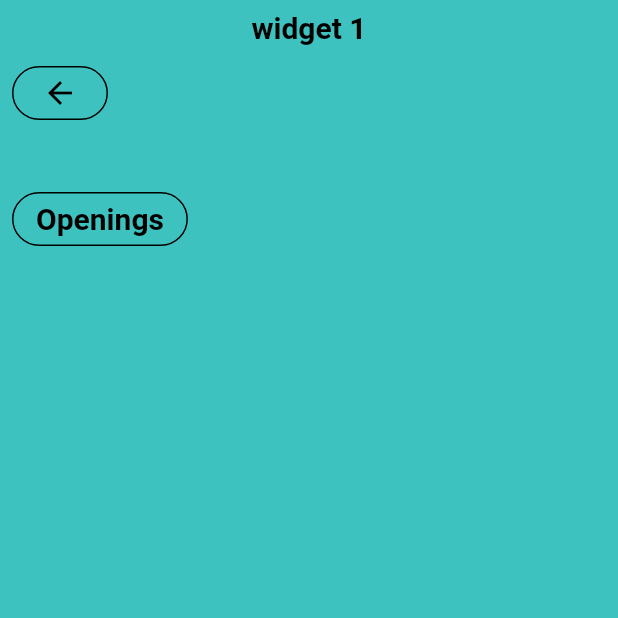
After one commit to HazemMostafa23/Chuzzlez, a Flutter app: the screen it shows after launch, after a tap on "Learning", on a phone screen of 412 x 824 dp, the top half of it. The commit adds this screen. Run offline on Flutter 3.47's test engine with Material 2 defaults, Android fonts, the phone set to English and light mode, and no system bars; missing offline and left inert: flutter_chess_board.

Commit message:
opening provider

```diff
--- a/lib/main.dart
+++ b/lib/main.dart
@@ -1,3 +1,4 @@
+import 'package:chuzzlez/screens/learning_screen.dart';
 import 'package:chuzzlez/screens/settings_screen.dart';
 import 'package:flutter/material.dart';
 import 'package:provider/provider.dart';
@@ -6,7 +7,6 @@ import 'package:chuzzlez/providers/user_provider.dart';
 import 'package:chuzzlez/providers/puzzles_provider.dart';
 import 'screens/board_screen.dart';
 import 'screens/puzzle_creator_screen.dart';
-import 'package:chuzzlez/screens/settings_screen.dart';
 import 'screens/puzzles_list_screen.dart';
 import 'screens/over_the_board_screen.dart';
 
@@ -35,7 +35,8 @@ class MyApp extends StatelessWidget {
           '/puzzlelist': (context) => PuzzleListScreen(),
           '/overtheboard': (context) => OverTheBoard(),
           '/puzzlecreator': (context) => PuzzleCreator(),
-          '/settings': (context) => Settings()
+          '/settings': (context) => Settings(),
+          '/learning': (context) => LearningScreen(),
         },
         title: 'Chuzzlez',
         theme: ThemeData(scaffoldBackgroundColor: const Color(0xFF3dc2bf)),
--- /dev/null
+++ b/lib/models/openings.dart
@@ -0,0 +1,8 @@
+class Openings {
+  String openingName;
+  String solution;
+
+  Openings(
+      {this.openingName = "Sicilean Defense",
+      this.solution = '42. Qd8+ Rxd8,43. cxd8=Q#'});
+}
--- /dev/null
+++ b/lib/providers/opening_provider.dart
@@ -0,0 +1,35 @@
+import 'package:chuzzlez/models/openings.dart';
+import 'package:flutter/cupertino.dart';
+
+class OpeningProvider with ChangeNotifier {
+  late int levelCount;
+  final List<Openings> _OpeningsList = [
+    Openings(openingName: 'Sicilean Defense', solution: '1. e4 c5'),
+    Openings(openingName: 'French Defense', solution: '1. e4 e6'),
+    Openings(
+        openingName: 'Spanish Game', solution: '1. e4 e5 2. Nf3 Nc6 3. Bb5'),
+    Openings(openingName: 'Caro-Kann Defense', solution: '1. e4 c6'),
+    Openings(
+        openingName: 'Italian Game', solution: '1. e4 e5 2. Nf3 Nc6 3. Bc4'),
+    Openings(openingName: 'Scandinavian Defense', solution: '1. e4 d5'),
+    Openings(openingName: "Alekhine's Defense", solution: '1. e4 Nf6'),
+    Openings(openingName: "King's Gambit", solution: '1. e4 e5 2. f4'),
+    Openings(openingName: 'Scotch Game', solution: '1. e4 e5 2. Nf3 Nc6 3. d4')
+  ];
+
+  OpeningsProvider() {
+    levelCount = _OpeningsList.length;
+  }
+
+  int get getCount {
+    return levelCount;
+  }
+
+  Openings getOpening(int index) {
+    return _OpeningsList[index];
+  }
+
+  List<Openings> get getOpenings {
+    return _OpeningsList;
+  }
+}
--- a/lib/screens/board_screen.dart
+++ b/lib/screens/board_screen.dart
@@ -63,6 +63,8 @@ class _BoardState extends State<BoardScreen> {
     solution = puzzle.solution;
   }
 
+  void loadOpening() {}
+
   @override
   void initState() {
     // pgns = Provider.of<BoardProvider>(context, listen: false).pgns;
@@ -80,7 +82,7 @@ class _BoardState extends State<BoardScreen> {
     // print('function');
     List<String> solSplit = solution.split(',');
     List<String> solFinal = solSplit[movecount].split(' ');
-    String lastMove = controller.getSan().last!.split(' ')[1];
+    String lastMove = controller.getSan().last!.split(' ').last;
 
     // checks if last move was made by player or system
     if (controller.getSan().last!.split(' ').length == 2) {
--- a/lib/screens/home_screen.dart
+++ b/lib/screens/home_screen.dart
@@ -127,7 +127,24 @@ class HomeScreen extends StatelessWidget {
                       shape: StadiumBorder(),
                       side: BorderSide(color: Colors.black),
                     ),
-                  )
+                  ),
+                  OutlinedButton(
+                    onPressed: () {
+                      String query = "concepts";
+                      Navigator.pushNamed(context, '/learning',
+                          arguments: {'query': 'concepts'});
+                    },
+                    child: Text('Learning',
+                        style: TextStyle(
+                          fontSize: 20,
+                          fontWeight: FontWeight.bold,
+                          color: Colors.black,
+                        )),
+                    style: OutlinedButton.styleFrom(
+                      shape: StadiumBorder(),
+                      side: BorderSide(color: Colors.black),
+                    ),
+                  ),
                 ],
               )
             ],
--- /dev/null
+++ b/lib/screens/learning_screen.dart
@@ -0,0 +1,183 @@
+import 'package:chuzzlez/providers/user_provider.dart';
+import 'package:flutter/material.dart';
+import 'package:chuzzlez/models/puzzles.dart';
+import 'package:flutter_chess_board/flutter_chess_board.dart';
+import 'package:provider/provider.dart';
+import 'package:chuzzlez/providers/puzzles_provider.dart';
+
+class LearningScreen extends StatefulWidget {
+  LearningScreen({Key? key}) : super(key: key);
+
+  @override
+  _LearningState createState() => _LearningState();
+}
+
+class _LearningState extends State<LearningScreen> {
+  ChessBoardController controller = ChessBoardController();
+  late Map query =
+      ModalRoute.of(context)?.settings.arguments as Map<String, String>;
+
+  @override
+  void initState() {
+    // if (query == "concepts") {
+    //   return concepts();
+    // } else if (query == "openings") {
+    //   return openings();
+    // }
+    super.initState();
+  }
+
+  Widget openings() {
+    return Scaffold(
+      body: ListView(children: [
+        SizedBox(height: 7),
+        Center(
+            child: Text('Openings',
+                style: TextStyle(
+                  fontSize: 20,
+                  fontWeight: FontWeight.bold,
+                  color: Colors.black,
+                ))),
+        ButtonBar(
+          alignment: MainAxisAlignment.spaceBetween,
+          children: [
+            OutlinedButton(
+              onPressed: () {
+                Navigator.pop(context);
+              },
+              child: Icon(
+                Icons.arrow_back,
+                color: Colors.black,
+              ),
+              style: OutlinedButton.styleFrom(
+                shape: StadiumBorder(),
+                side: BorderSide(color: Colors.black),
+              ),
+            ),
+          ],
+        ),
+        SizedBox(
+          height: 20,
+        ),
+        ButtonBar(
+          alignment: MainAxisAlignment.spaceBetween,
+          children: [
+            OutlinedButton(
+              onPressed: () {},
+              child: Text('Opening 1',
+                  style: TextStyle(
+                    fontSize: 20,
+                    fontWeight: FontWeight.bold,
+                    color: Colors.black,
+                  )),
+              style: OutlinedButton.styleFrom(
+                shape: StadiumBorder(),
+                side: BorderSide(color: Colors.black),
+              ),
+            ),
+            OutlinedButton(
+              onPressed: () {},
+              child: Text('Opening 2',
+                  style: TextStyle(
+                    fontSize: 20,
+                    fontWeight: FontWeight.bold,
+                    color: Colors.black,
+                  )),
+              style: OutlinedButton.styleFrom(
+                shape: StadiumBorder(),
+                side: BorderSide(color: Colors.black),
+              ),
+            ),
+            OutlinedButton(
+              onPressed: () {},
+              child: Text('Opening 3',
+                  style: TextStyle(
+                    fontSize: 20,
+                    fontWeight: FontWeight.bold,
+                    color: Colors.black,
+                  )),
+              style: OutlinedButton.styleFrom(
+                shape: StadiumBorder(),
+                side: BorderSide(color: Colors.black),
+              ),
+            ),
+          ],
+        )
+      ]),
+    );
+  }
+
+  Widget concepts() {
+    return Scaffold(
+      body: ListView(children: [
+        SizedBox(height: 7),
+        Center(
+            child: Text('widget 1',
+                style: TextStyle(
+                  fontSize: 20,
+                  fontWeight: FontWeight.bold,
+                  color: Colors.black,
+                ))),
+        ButtonBar(
+          alignment: MainAxisAlignment.spaceBetween,
+          children: [
+            OutlinedButton(
+              onPressed: () {
+                Navigator.pop(context);
+              },
+              child: Icon(
+                Icons.arrow_back,
+                color: Colors.black,
+              ),
+              style: OutlinedButton.styleFrom(
+                shape: StadiumBorder(),
+                side: BorderSide(color: Colors.black),
+              ),
+            ),
+          ],
+        ),
+        SizedBox(
+          height: 20,
+        ),
+        ButtonBar(
+          alignment: MainAxisAlignment.spaceBetween,
+          children: [
+            OutlinedButton(
+              onPressed: () {
+                Navigator.pushNamed(context, '/learning',
+                    arguments: {'query': 'openings'});
+              },
+              child: Text('Openings',
+                  style: TextStyle(
+                    fontSize: 20,
+                    fontWeight: FontWeight.bold,
+                    color: Colors.black,
+                  )),
+              style: OutlinedButton.styleFrom(
+                shape: StadiumBorder(),
+                side: BorderSide(color: Colors.black),
+              ),
+            ),
+          ],
+        )
+      ]),
+    );
+  }
+
+  @override
+  Widget build(BuildContext context) {
+    // if (query == "concepts") {
+    //   return concepts();
+    // } else if (query == "openings") {
+    //   return openings();
+    // }
+    Widget concept = concepts();
+    Widget opening = openings();
+    if (query['query'] == "concepts") {
+      return concept;
+    } else if (query['query'] == "openings") {
+      return opening;
+    }
+    throw '';
+  }
+}
--- a/lib/screens/over_the_board_screen.dart
+++ b/lib/screens/over_the_board_screen.dart
@@ -14,7 +14,15 @@ class _BoardState extends State<OverTheBoard> {
   ChessBoardController controller = ChessBoardController();
   bool won = false;
   bool isSwitched = false;
+  bool undoneMove = false;
   late PlayerColor color = PlayerColor.white;
+
+  void undoMove() {
+    if (!controller.getSan().isEmpty) {
+      controller.game.undo_move();
+      controller.notifyListeners();
+    }
+  }
 
   void chooseColor() {
     AlertDialog alert = AlertDialog(
@@ -112,10 +120,24 @@ class _BoardState extends State<OverTheBoard> {
           ],
         ),
         ChessBoard(
-            controller: controller,
-            boardColor: BoardColor.green,
-            boardOrientation: color,
-            enableUserMoves: !won)
+          controller: controller,
+          boardColor: BoardColor.green,
+          boardOrientation: color,
+          enableUserMoves: !won,
+        ),
+        OutlinedButton(
+          onPressed: () {
+            undoMove();
+          },
+          child: Icon(
+            Icons.arrow_back,
+            color: Colors.black,
+          ),
+          style: OutlinedButton.styleFrom(
+            shape: StadiumBorder(),
+            side: BorderSide(color: Colors.black),
+          ),
+        ),
       ]),
     );
   }
```
Also changed, not shown: pubspec.lock.
